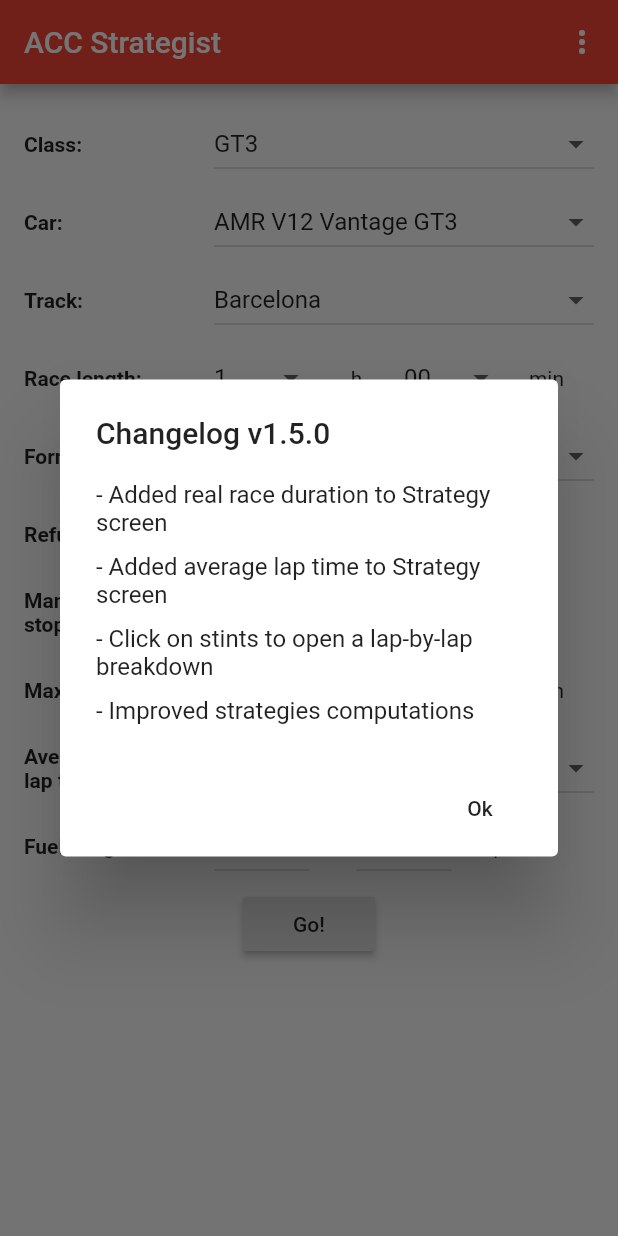
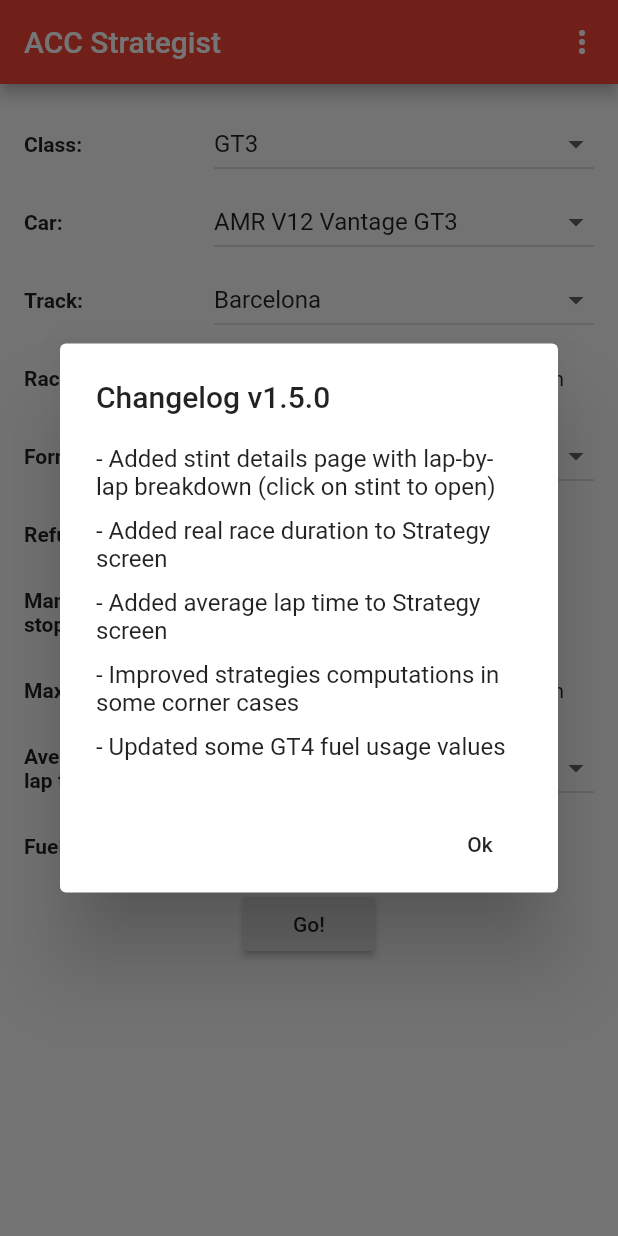
Before and after one commit to sylvainvillet/acc_race_strategy, a Flutter app: the screen it shows after launch, on a phone screen of 412 x 824 dp. Run offline on Flutter 3.47's test engine with Material 2 defaults, Android fonts, the phone set to English and light mode, and no system bars; our stand-ins replace package_info, shared_preferences, theme_provider.

Commit message:
Updated some GT4 fuel usage

```diff
--- a/lib/fuel_usage_default.dart
+++ b/lib/fuel_usage_default.dart
@@ -293,10 +293,10 @@ const List<FuelUsageType> fuelUsageDefaultList = [
   FuelUsageType('porsche_991ii_gt3_r', 'Kyalami',       2.80),
 
   // GT4
-  FuelUsageType('alpine_a110_gt4', 'monza',         2.80),
+  FuelUsageType('alpine_a110_gt4', 'monza',         2.52),
   FuelUsageType('alpine_a110_gt4', 'Brands_Hatch',  1.96),
-  FuelUsageType('alpine_a110_gt4', 'Paul_Ricard',   2.67),
-  FuelUsageType('alpine_a110_gt4', 'misano',        2.13),
+  FuelUsageType('alpine_a110_gt4', 'Paul_Ricard',   2.48),
+  FuelUsageType('alpine_a110_gt4', 'misano',        1.98),
   FuelUsageType('alpine_a110_gt4', 'zandvoort',     2.13),
   FuelUsageType('alpine_a110_gt4', 'nurburgring',   2.61),
   FuelUsageType('alpine_a110_gt4', 'Silverstone',   2.80),
@@ -307,12 +307,12 @@ const List<FuelUsageType> fuelUsageDefaultList = [
   FuelUsageType('alpine_a110_gt4', 'mont_panorama', 3.00),
   FuelUsageType('alpine_a110_gt4', 'Laguna_Seca',   1.96),
   FuelUsageType('alpine_a110_gt4', 'Suzuka',        2.61),
-  FuelUsageType('alpine_a110_gt4', 'Kyalami',       2.30),
+  FuelUsageType('alpine_a110_gt4', 'Kyalami',       2.22),
 
-  FuelUsageType('amr_v8_vantage_gt4', 'monza',         2.96),
+  FuelUsageType('amr_v8_vantage_gt4', 'monza',         2.69),
   FuelUsageType('amr_v8_vantage_gt4', 'Brands_Hatch',  2.11),
-  FuelUsageType('amr_v8_vantage_gt4', 'Paul_Ricard',   2.82),
-  FuelUsageType('amr_v8_vantage_gt4', 'misano',        2.28),
+  FuelUsageType('amr_v8_vantage_gt4', 'Paul_Ricard',   2.62),
+  FuelUsageType('amr_v8_vantage_gt4', 'misano',        2.11),
   FuelUsageType('amr_v8_vantage_gt4', 'zandvoort',     2.28),
   FuelUsageType('amr_v8_vantage_gt4', 'nurburgring',   2.72),
   FuelUsageType('amr_v8_vantage_gt4', 'Silverstone',   2.96),
@@ -325,10 +325,10 @@ const List<FuelUsageType> fuelUsageDefaultList = [
   FuelUsageType('amr_v8_vantage_gt4', 'Suzuka',        2.72),
   FuelUsageType('amr_v8_vantage_gt4', 'Kyalami',       2.48),
 
-  FuelUsageType('audi_r8_gt4', 'monza',         2.92),
+  FuelUsageType('audi_r8_gt4', 'monza',         2.83),
   FuelUsageType('audi_r8_gt4', 'Brands_Hatch',  2.06),
-  FuelUsageType('audi_r8_gt4', 'Paul_Ricard',   2.78),
-  FuelUsageType('audi_r8_gt4', 'misano',        2.23),
+  FuelUsageType('audi_r8_gt4', 'Paul_Ricard',   2.76),
+  FuelUsageType('audi_r8_gt4', 'misano',        2.21),
   FuelUsageType('audi_r8_gt4', 'zandvoort',     2.23),
   FuelUsageType('audi_r8_gt4', 'nurburgring',   2.68),
   FuelUsageType('audi_r8_gt4', 'Silverstone',   2.91),
@@ -341,10 +341,10 @@ const List<FuelUsageType> fuelUsageDefaultList = [
   FuelUsageType('audi_r8_gt4', 'Suzuka',        2.68),
   FuelUsageType('audi_r8_gt4', 'Kyalami',       2.43),
 
-  FuelUsageType('bmw_m4_gt4', 'monza',         2.94),
+  FuelUsageType('bmw_m4_gt4', 'monza',         2.68),
   FuelUsageType('bmw_m4_gt4', 'Brands_Hatch',  2.08),
-  FuelUsageType('bmw_m4_gt4', 'Paul_Ricard',   2.80),
-  FuelUsageType('bmw_m4_gt4', 'misano',        2.25),
+  FuelUsageType('bmw_m4_gt4', 'Paul_Ricard',   2.46),
+  FuelUsageType('bmw_m4_gt4', 'misano',        1.98),
   FuelUsageType('bmw_m4_gt4', 'zandvoort',     2.25),
   FuelUsageType('bmw_m4_gt4', 'nurburgring',   2.70),
   FuelUsageType('bmw_m4_gt4', 'Silverstone',   2.93),
@@ -355,15 +355,15 @@ const List<FuelUsageType> fuelUsageDefaultList = [
   FuelUsageType('bmw_m4_gt4', 'mont_panorama', 3.20),
   FuelUsageType('bmw_m4_gt4', 'Laguna_Seca',   2.08),
   FuelUsageType('bmw_m4_gt4', 'Suzuka',        2.70),
-  FuelUsageType('bmw_m4_gt4', 'Kyalami',       2.45),
+  FuelUsageType('bmw_m4_gt4', 'Kyalami',       2.21),
 
   FuelUsageType('chevrolet_camaro_gt4r', 'monza',         3.00),
   FuelUsageType('chevrolet_camaro_gt4r', 'Brands_Hatch',  2.13),
-  FuelUsageType('chevrolet_camaro_gt4r', 'Paul_Ricard',   2.80),
+  FuelUsageType('chevrolet_camaro_gt4r', 'Paul_Ricard',   2.74),
   FuelUsageType('chevrolet_camaro_gt4r', 'misano',        2.30),
   FuelUsageType('chevrolet_camaro_gt4r', 'zandvoort',     2.30),
   FuelUsageType('chevrolet_camaro_gt4r', 'nurburgring',   2.70),
-  FuelUsageType('chevrolet_camaro_gt4r', 'Silverstone',   3.00),
+  FuelUsageType('chevrolet_camaro_gt4r', 'Silverstone',   3.10),
   FuelUsageType('chevrolet_camaro_gt4r', 'Spa',           3.55),
   FuelUsageType('chevrolet_camaro_gt4r', 'hungaroring',   2.35),
   FuelUsageType('chevrolet_camaro_gt4r', 'barcelona',     2.51),
@@ -371,12 +371,12 @@ const List<FuelUsageType> fuelUsageDefaultList = [
   FuelUsageType('chevrolet_camaro_gt4r', 'mont_panorama', 3.25),
   FuelUsageType('chevrolet_camaro_gt4r', 'Laguna_Seca',   2.13),
   FuelUsageType('chevrolet_camaro_gt4r', 'Suzuka',        2.76),
-  FuelUsageType('chevrolet_camaro_gt4r', 'Kyalami',       2.51),
+  FuelUsageType('chevrolet_camaro_gt4r', 'Kyalami',       2.62),
 
-  FuelUsageType('ginetta_g55_gt4', 'monza',         3.00),
+  FuelUsageType('ginetta_g55_gt4', 'monza',         2.85),
   FuelUsageType('ginetta_g55_gt4', 'Brands_Hatch',  2.13),
-  FuelUsageType('ginetta_g55_gt4', 'Paul_Ricard',   2.86),
-  FuelUsageType('ginetta_g55_gt4', 'misano',        2.30),
+  FuelUsageType('ginetta_g55_gt4', 'Paul_Ricard',   2.70),
+  FuelUsageType('ginetta_g55_gt4', 'misano',        2.20),
   FuelUsageType('ginetta_g55_gt4', 'zandvoort',     2.30),
   FuelUsageType('ginetta_g55_gt4', 'nurburgring',   2.76),
   FuelUsageType('ginetta_g55_gt4', 'Silverstone',   3.00),
@@ -387,12 +387,12 @@ const List<FuelUsageType> fuelUsageDefaultList = [
   FuelUsageType('ginetta_g55_gt4', 'mont_panorama', 3.22),
   FuelUsageType('ginetta_g55_gt4', 'Laguna_Seca',   2.13),
   FuelUsageType('ginetta_g55_gt4', 'Suzuka',        2.76),
-  FuelUsageType('ginetta_g55_gt4', 'Kyalami',       2.51),
+  FuelUsageType('ginetta_g55_gt4', 'Kyalami',       2.42),
 
-  FuelUsageType('ktm_xbow_gt4', 'monza',         2.80),
+  FuelUsageType('ktm_xbow_gt4', 'monza',         2.55),
   FuelUsageType('ktm_xbow_gt4', 'Brands_Hatch',  1.96),
-  FuelUsageType('ktm_xbow_gt4', 'Paul_Ricard',   2.67),
-  FuelUsageType('ktm_xbow_gt4', 'misano',        2.13),
+  FuelUsageType('ktm_xbow_gt4', 'Paul_Ricard',   2.44),
+  FuelUsageType('ktm_xbow_gt4', 'misano',        2.03),
   FuelUsageType('ktm_xbow_gt4', 'zandvoort',     2.13),
   FuelUsageType('ktm_xbow_gt4', 'nurburgring',   2.61),
   FuelUsageType('ktm_xbow_gt4', 'Silverstone',   2.80),
@@ -403,12 +403,12 @@ const List<FuelUsageType> fuelUsageDefaultList = [
   FuelUsageType('ktm_xbow_gt4', 'mont_panorama', 3.00),
   FuelUsageType('ktm_xbow_gt4', 'Laguna_Seca',   1.96),
   FuelUsageType('ktm_xbow_gt4', 'Suzuka',        2.61),
-  FuelUsageType('ktm_xbow_gt4', 'Kyalami',       2.32),
+  FuelUsageType('ktm_xbow_gt4', 'Kyalami',       2.20),
 
-  FuelUsageType('maserati_mc_gt4', 'monza',         3.00),
+  FuelUsageType('maserati_mc_gt4', 'monza',         2.66),
   FuelUsageType('maserati_mc_gt4', 'Brands_Hatch',  2.03),
-  FuelUsageType('maserati_mc_gt4', 'Paul_Ricard',   2.86),
-  FuelUsageType('maserati_mc_gt4', 'misano',        2.30),
+  FuelUsageType('maserati_mc_gt4', 'Paul_Ricard',   2.47),
+  FuelUsageType('maserati_mc_gt4', 'misano',        2.00),
   FuelUsageType('maserati_mc_gt4', 'zandvoort',     2.30),
   FuelUsageType('maserati_mc_gt4', 'nurburgring',   2.76),
   FuelUsageType('maserati_mc_gt4', 'Silverstone',   3.00),
@@ -419,12 +419,12 @@ const List<FuelUsageType> fuelUsageDefaultList = [
   FuelUsageType('maserati_mc_gt4', 'mont_panorama', 3.25),
   FuelUsageType('maserati_mc_gt4', 'Laguna_Seca',   2.13),
   FuelUsageType('maserati_mc_gt4', 'Suzuka',        2.72),
-  FuelUsageType('maserati_mc_gt4', 'Kyalami',       2.51),
+  FuelUsageType('maserati_mc_gt4', 'Kyalami',       2.23),
 
-  FuelUsageType('mclaren_570s_gt4', 'monza',         2.96),
+  FuelUsageType('mclaren_570s_gt4', 'monza',         2.86),
   FuelUsageType('mclaren_570s_gt4', 'Brands_Hatch',  2.11),
-  FuelUsageType('mclaren_570s_gt4', 'Paul_Ricard',   2.82),
-  FuelUsageType('mclaren_570s_gt4', 'misano',        2.28),
+  FuelUsageType('mclaren_570s_gt4', 'Paul_Ricard',   2.63),
+  FuelUsageType('mclaren_570s_gt4', 'misano',        2.23),
   FuelUsageType('mclaren_570s_gt4', 'zandvoort',     2.28),
   FuelUsageType('mclaren_570s_gt4', 'nurburgring',   2.72),
   FuelUsageType('mclaren_570s_gt4', 'Silverstone',   2.96),
@@ -437,10 +437,10 @@ const List<FuelUsageType> fuelUsageDefaultList = [
   FuelUsageType('mclaren_570s_gt4', 'Suzuka',        2.72),
   FuelUsageType('mclaren_570s_gt4', 'Kyalami',       2.53),
 
-  FuelUsageType('mercedes_amg_gt4', 'monza',         2.96),
+  FuelUsageType('mercedes_amg_gt4', 'monza',         2.68),
   FuelUsageType('mercedes_amg_gt4', 'Brands_Hatch',  2.11),
-  FuelUsageType('mercedes_amg_gt4', 'Paul_Ricard',   2.82),
-  FuelUsageType('mercedes_amg_gt4', 'misano',        2.28),
+  FuelUsageType('mercedes_amg_gt4', 'Paul_Ricard',   2.57),
+  FuelUsageType('mercedes_amg_gt4', 'misano',        2.11),
   FuelUsageType('mercedes_amg_gt4', 'zandvoort',     2.28),
   FuelUsageType('mercedes_amg_gt4', 'nurburgring',   2.72),
   FuelUsageType('mercedes_amg_gt4', 'Silverstone',   2.96),
@@ -453,10 +453,10 @@ const List<FuelUsageType> fuelUsageDefaultList = [
   FuelUsageType('mercedes_amg_gt4', 'Suzuka',        2.72),
   FuelUsageType('mercedes_amg_gt4', 'Kyalami',       2.48),
 
-  FuelUsageType('porsche_718_cayman_gt4_mr', 'monza',         2.78),
+  FuelUsageType('porsche_718_cayman_gt4_mr', 'monza',         2.53),
   FuelUsageType('porsche_718_cayman_gt4_mr', 'Brands_Hatch',  1.94),
-  FuelUsageType('porsche_718_cayman_gt4_mr', 'Paul_Ricard',   2.65),
-  FuelUsageType('porsche_718_cayman_gt4_mr', 'misano',        1.94),
+  FuelUsageType('porsche_718_cayman_gt4_mr', 'Paul_Ricard',   2.34),
+  FuelUsageType('porsche_718_cayman_gt4_mr', 'misano',        1.98),
   FuelUsageType('porsche_718_cayman_gt4_mr', 'zandvoort',     1.94),
   FuelUsageType('porsche_718_cayman_gt4_mr', 'nurburgring',   1.94),
   FuelUsageType('porsche_718_cayman_gt4_mr', 'Silverstone',   1.94),
--- a/lib/main.dart
+++ b/lib/main.dart
@@ -244,7 +244,7 @@ class _HomePageState extends State<HomePage> {
             Text('Developed by Sylvain Villet'),
             SizedBox(height: margin),
             Text(
-              'Special thanks to ElderCold and Judemuppet',
+              'Special thanks to ElderCold, Judemuppet and Petrol',
               textAlign: TextAlign.center,
             ),
           ],
@@ -259,13 +259,15 @@ class _HomePageState extends State<HomePage> {
       Column(
         crossAxisAlignment: CrossAxisAlignment.start,
         children: <Widget>[
+          Text('- Added stint details page with lap-by-lap breakdown (click on stint to open)'),
+          SizedBox(height: margin),
           Text('- Added real race duration to Strategy screen'),
           SizedBox(height: margin),
           Text('- Added average lap time to Strategy screen'),
           SizedBox(height: margin),
-          Text('- Click on stints to open a lap-by-lap breakdown'),
+          Text('- Improved strategies computations in some corner cases'),
           SizedBox(height: margin),
-          Text('- Improved strategies computations'),
+          Text('- Updated some GT4 fuel usage values'),
         ],
       ),
     );
```
